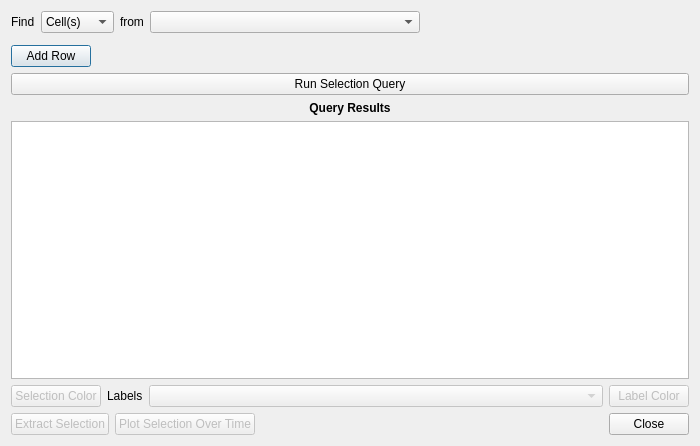
The window that Qt/Components/Resources/UI/pqQueryDialog.ui (Kitware/ParaView) describes before a commit, drawn with Qt 5.
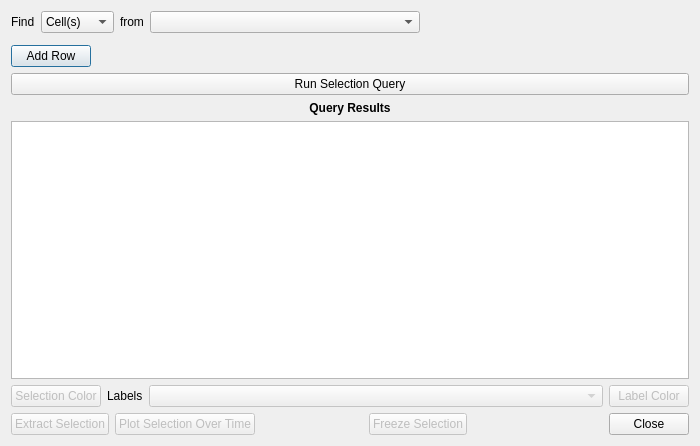
The same window after the commit. Custom widgets are drawn as their Qt base class.

Commit message: Add "Freeze Sel'n" button to the Find Data dialog.

```diff
--- a/Qt/Components/Resources/UI/pqQueryDialog.ui
+++ b/Qt/Components/Resources/UI/pqQueryDialog.ui
@@ -226,7 +226,7 @@
     </layout>
    </item>
    <item>
-    <layout class="QHBoxLayout" name="horizontalLayout_3" stretch="0,0,1">
+    <layout class="QHBoxLayout" name="horizontalLayout_3">
      <item>
       <widget class="QPushButton" name="extractSelection">
        <property name="enabled">
@@ -247,6 +247,42 @@
        </property>
       </widget>
      </item>
+     <item>
+      <spacer name="horizontalSpacer_4">
+       <property name="orientation">
+        <enum>Qt::Horizontal</enum>
+       </property>
+       <property name="sizeHint" stdset="0">
+        <size>
+         <width>40</width>
+         <height>20</height>
+        </size>
+       </property>
+      </spacer>
+     </item>
+     <item>
+      <widget class="QPushButton" name="freezeSelection">
+       <property name="enabled">
+        <bool>false</bool>
+       </property>
+       <property name="text">
+        <string>Freeze Selection</string>
+       </property>
+      </widget>
+     </item>
+     <item>
+      <spacer name="horizontalSpacer_5">
+       <property name="orientation">
+        <enum>Qt::Horizontal</enum>
+       </property>
+       <property name="sizeHint" stdset="0">
+        <size>
+         <width>40</width>
+         <height>20</height>
+        </size>
+       </property>
+      </spacer>
+     </item>
      <item>
       <widget class="QDialogButtonBox" name="buttonBox">
        <property name="orientation">
```
The commit also changes 3 other files.
